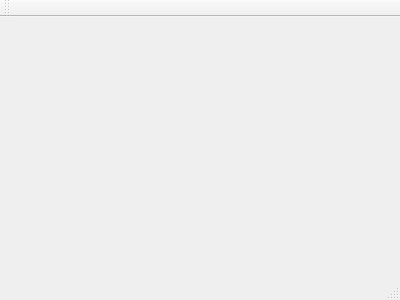
Before: the Qt Designer form src/mainwindow.ui in jandernascimento/imageprocessing-umanipulator, drawn with Qt 5.
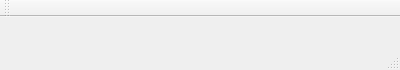
After: the same form once the commit is applied.

Commit message: adding image window

Patch:
```diff
--- a/src/mainwindow.ui
+++ b/src/mainwindow.ui
@@ -7,13 +7,29 @@
     <x>0</x>
     <y>0</y>
     <width>400</width>
-    <height>300</height>
+    <height>70</height>
    </rect>
   </property>
   <property name="windowTitle">
    <string>MainWindow</string>
   </property>
-  <widget class="QWidget" name="centralWidget"/>
+  <widget class="QWidget" name="centralWidget">
+   <property name="sizePolicy">
+    <sizepolicy hsizetype="Expanding" vsizetype="Expanding">
+     <horstretch>0</horstretch>
+     <verstretch>0</verstretch>
+    </sizepolicy>
+   </property>
+   <property name="minimumSize">
+    <size>
+     <width>0</width>
+     <height>0</height>
+    </size>
+   </property>
+   <property name="autoFillBackground">
+    <bool>true</bool>
+   </property>
+  </widget>
   <widget class="QMenuBar" name="menuBar">
    <property name="geometry">
     <rect>
```
The commit also changes 6 other files.
